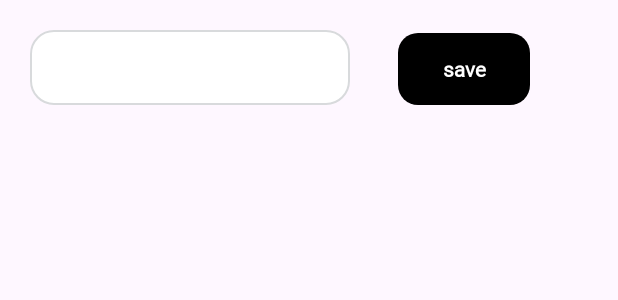
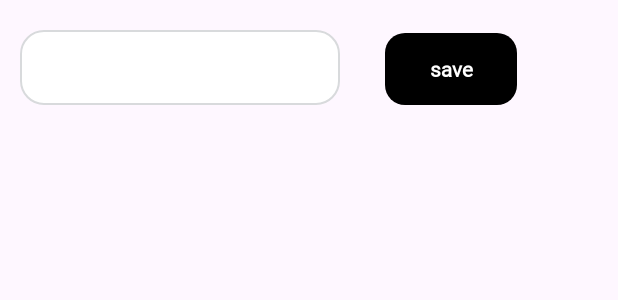
Before and after one commit to SandroK0/toDoList, an Android app: the layout fragment_add_item.xml on its own in the app's theme, with its tools: preview values and no code run, on a phone screen of 412 x 824 dp. Shown: the top 300 px of the screen. Run offline under Robolectric (Android 15) with nearby library versions, the phone set to English and light mode, and no system bars.

Commit message:
Slight fixes.

```diff
--- a/app/src/main/res/layout/fragment_add_item.xml
+++ b/app/src/main/res/layout/fragment_add_item.xml
@@ -9,8 +9,10 @@
 
 
     <androidx.constraintlayout.widget.ConstraintLayout
-        android:layout_width="376dp"
+        android:layout_width="wrap_content"
         android:layout_height="wrap_content"
+        app:layout_constraintEnd_toEndOf="parent"
+        app:layout_constraintHorizontal_bias="0.023"
         app:layout_constraintStart_toStartOf="parent"
         app:layout_constraintTop_toTopOf="parent">
 
@@ -18,8 +20,9 @@
             android:id="@+id/toDoItem"
             android:layout_width="wrap_content"
             android:layout_height="wrap_content"
-            android:layout_marginStart="20dp"
+            android:layout_marginStart="12dp"
             android:layout_marginTop="20dp"
+            android:layout_marginEnd="30dp"
             android:layout_marginBottom="20dp"
             android:background="@drawable/stroke"
             android:ems="10"
@@ -29,14 +32,15 @@
             android:paddingStart="10dp"
             android:paddingTop="10dp"
             app:layout_constraintBottom_toBottomOf="parent"
+            app:layout_constraintEnd_toStartOf="@+id/savebtn"
             app:layout_constraintStart_toStartOf="parent"
-            app:layout_constraintTop_toTopOf="parent" />
+            app:layout_constraintTop_toTopOf="parent"
+            app:layout_constraintVertical_bias="0.0" />
 
         <Button
             android:id="@+id/savebtn"
             android:layout_width="wrap_content"
             android:layout_height="wrap_content"
-            android:layout_marginStart="29dp"
             android:layout_marginEnd="20dp"
             android:background="@drawable/button"
             android:fontFamily="@font/inter"
@@ -44,8 +48,7 @@
             android:textColor="@color/white"
             android:textStyle="bold"
             app:layout_constraintBottom_toBottomOf="@+id/toDoItem"
-            app:layout_constraintEnd_toEndOf="parent"
-            app:layout_constraintStart_toEndOf="@+id/toDoItem" />
+            app:layout_constraintEnd_toEndOf="parent" />
     </androidx.constraintlayout.widget.ConstraintLayout>
 
 
```
Also changed, not shown: app/src/main/res/layout/each_item.xml (+8 -9 lines).
